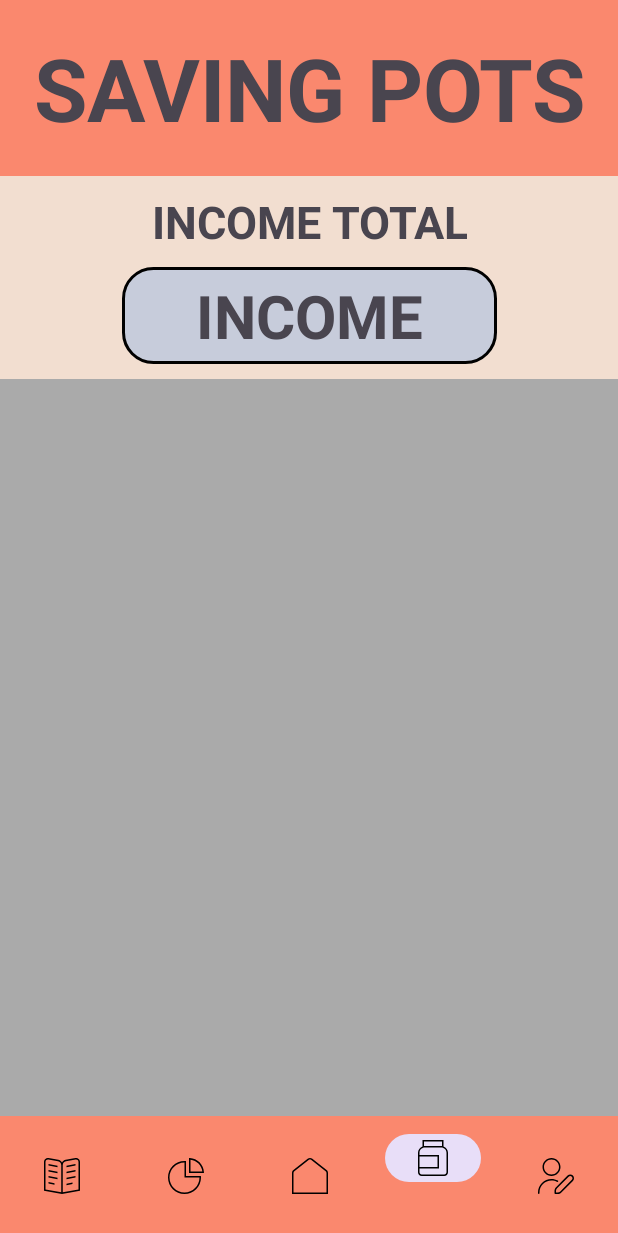
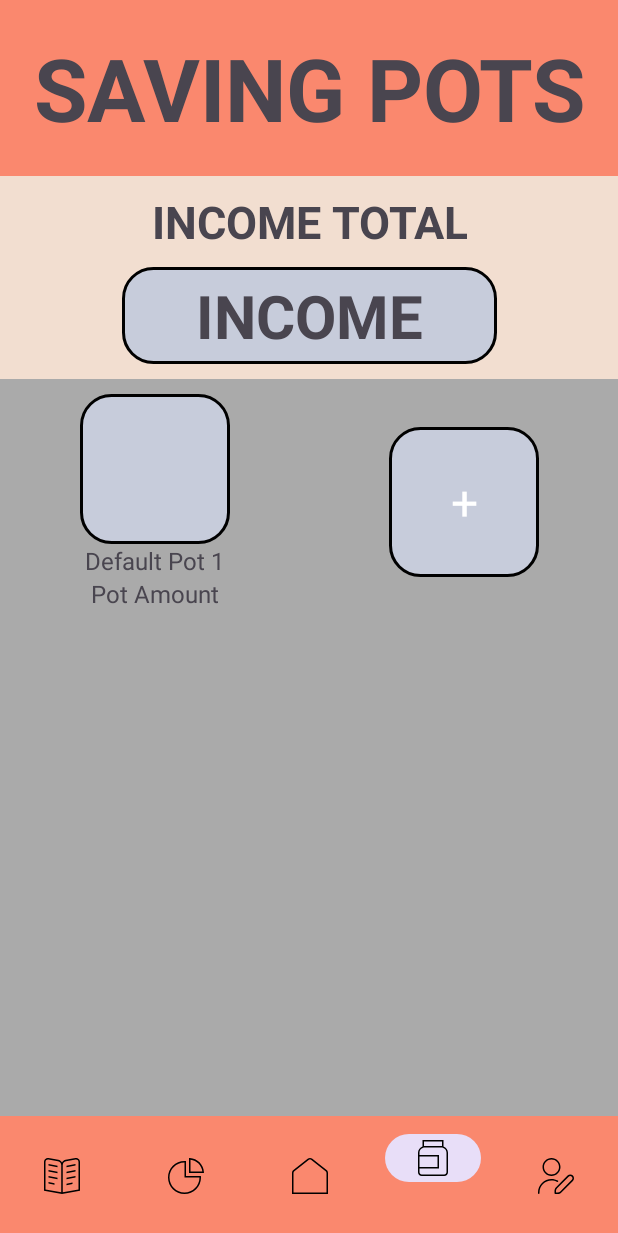
Before and after one commit to TurnerBurner01/Blush-Finance, an Android app: the screen it shows after launch (MainActivity), item 4 of the bottom bar chosen, on a phone screen of 412 x 824 dp. Shown: the top 1233 px of the screen. Run offline under Robolectric (Android 15) with nearby library versions, the phone set to English and light mode, and no system bars.

Commit message:
connecting java to fragment

```diff
--- a/app/src/main/java/com/example/blushfinance/fragments/Pots_Page/PotsFragment.java
+++ b/app/src/main/java/com/example/blushfinance/fragments/Pots_Page/PotsFragment.java
@@ -1,14 +1,27 @@
 package com.example.blushfinance.fragments.Pots_Page;
 
 import android.os.Bundle;
-import androidx.fragment.app.Fragment;
 import android.view.LayoutInflater;
 import android.view.View;
 import android.view.ViewGroup;
+
+import androidx.fragment.app.Fragment;
+import androidx.recyclerview.widget.GridLayoutManager;
+import androidx.recyclerview.widget.RecyclerView;
+import androidx.core.graphics.Insets;
+import androidx.core.view.ViewCompat;
+import androidx.core.view.WindowInsetsCompat;
+
 import com.example.blushfinance.R;
 
+import java.util.ArrayList;
+import java.util.List;
 
 public class PotsFragment extends Fragment {
+
+    private RecyclerView recyclerView;
+    private PotsAdapter potsAdapter;
+    private List<Pot> potList;
 
     public PotsFragment() {
         // Required empty public constructor
@@ -17,7 +30,43 @@ public class PotsFragment extends Fragment {
     @Override
     public View onCreateView(LayoutInflater inflater, ViewGroup container,
                              Bundle savedInstanceState) {
-        // Inflate the layout for this fragment
-        return inflater.inflate(R.layout.p_activity_pots, container, false);
+        View view = inflater.inflate(R.layout.p_activity_pots, container, false);
+
+        // Adjust window insets to handle system bars
+        ViewCompat.setOnApplyWindowInsetsListener(view.findViewById(R.id.pots), (v, insets) -> {
+            Insets systemBars = insets.getInsets(WindowInsetsCompat.Type.systemBars());
+            v.setPadding(systemBars.left, systemBars.top, systemBars.right, systemBars.bottom);
+            return insets;
+        });
+
+        recyclerView = view.findViewById(R.id.recyclerView);
+        recyclerView.setLayoutManager(new GridLayoutManager(getContext(), 2)); // Grid layout with 2 columns
+
+        potList = new ArrayList<>();  // Initialize pot list
+
+        potsAdapter = new PotsAdapter(potList, getContext()); // Use getContext() instead of 'this'
+        recyclerView.setAdapter(potsAdapter);
+
+        // Example of creating a default pot using the factory
+        Pot defaultPot = PotFactory.createPot("Default", "Default Pot 1", "Green", 200);
+
+        // Add the created pot to the list and notify the adapter
+        potList.add(defaultPot);
+        potsAdapter.notifyDataSetChanged();
+
+        // Add the plus icon item at the end of the list
+        potList.add(null);  // Add a placeholder for the plus item
+
+        return view;
+    }
+
+    public void addNewPot(Pot newPot) {
+        if (!potList.isEmpty() && potList.get(potList.size() - 1) == null) {
+            potList.remove(potList.size() - 1);  // Remove the plus pot
+        }
+
+        potList.add(newPot);
+        potList.add(null);  // 'null' represents the plus icon
+        potsAdapter.notifyDataSetChanged();
     }
 }
```
